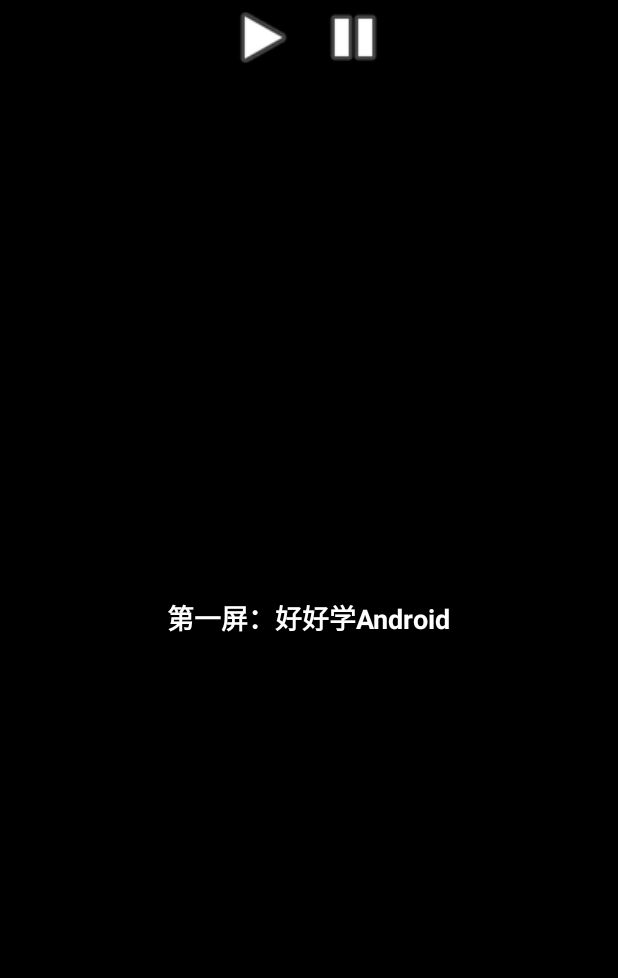
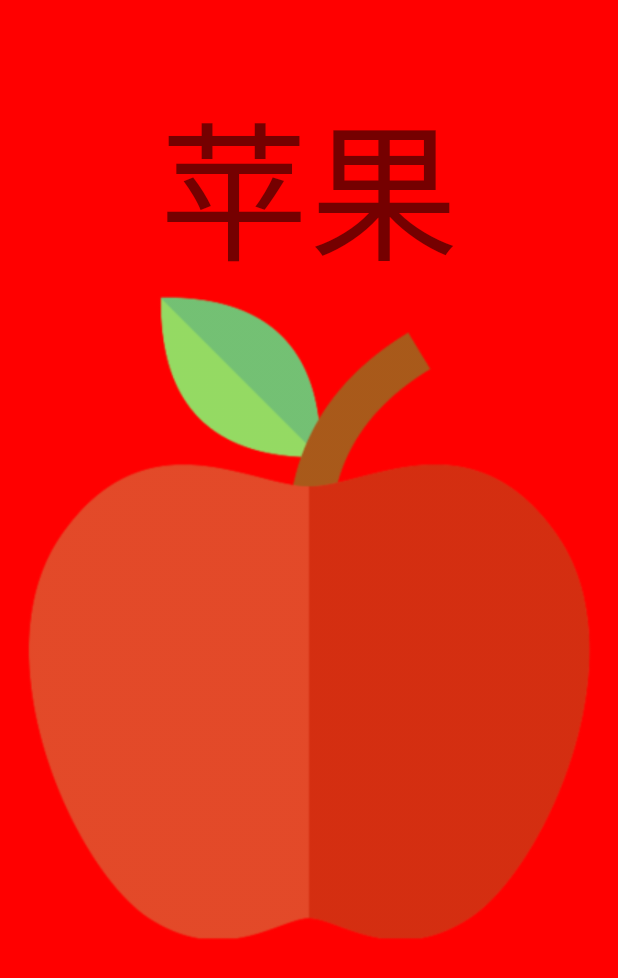
Before and after one commit to hust-MC/AndroidTutorial, an Android app: the screen it shows after launch (MainActivity), on a phone screen of 412 x 824 dp. Shown: the top 978 px of the screen. Run offline under Robolectric (Android 15) with nearby library versions, the light colour scheme and no system bars.

Commit message:
【35】【截稿】页面视图：ViewPager

```diff
--- a/app/src/main/java/com/emercy/myapplication/MainActivity.java
+++ b/app/src/main/java/com/emercy/myapplication/MainActivity.java
@@ -3,78 +3,71 @@ package com.emercy.myapplication;
 
 import android.app.Activity;
 import android.content.Context;
+import android.graphics.Color;
 import android.os.Bundle;
+import android.view.LayoutInflater;
 import android.view.MotionEvent;
 import android.view.View;
+import android.widget.ImageView;
+import android.widget.TextView;
 import android.widget.Toast;
 import android.widget.ViewFlipper;
+
+import androidx.viewpager.widget.ViewPager;
+
+import org.w3c.dom.Text;
+
+import java.util.ArrayList;
+import java.util.List;
 
 
 public class MainActivity extends Activity {
 
-    private ViewFlipper mViewFlipper;
-    private Context mContext;
-    private float initialX;
+    private ViewPager mViewPager;
+    private String[] mTitle = new String[]{"苹果", "香蕉", "荔枝"};
+    private List<View> mView = new ArrayList<>();
 
     @Override
     protected void onCreate(Bundle savedInstanceState) {
         super.onCreate(savedInstanceState);
         setContentView(R.layout.activity_main);
-        mContext = this;
-        mViewFlipper = findViewById(R.id.view_flipper);
 
-        findViewById(R.id.play).setOnClickListener(new View.OnClickListener() {
+        final TextView tv = findViewById(R.id.text);
+        mViewPager = findViewById(R.id.view_pager);
+        mViewPager.setOnPageChangeListener(new ViewPager.OnPageChangeListener() {
             @Override
-            public void onClick(View view) {
-                mViewFlipper.setAutoStart(true);
-                mViewFlipper.setInAnimation(mContext, R.anim.in_from_right);
-                mViewFlipper.setOutAnimation(mContext, R.anim.out_from_left);
-                mViewFlipper.setFlipInterval(2000);
-                mViewFlipper.startFlipping();
-                Toast.makeText(MainActivity.this,
-                        "启动自动播放", Toast.LENGTH_SHORT).show();
+            public void onPageScrolled(int position, float positionOffset, int positionOffsetPixels) {
+
+            }
+
+            @Override
+            public void onPageSelected(int position) {
+                tv.setText(mTitle[position]);
+            }
+
+            @Override
+            public void onPageScrollStateChanged(int state) {
+
             }
         });
 
+        ImageView view1 = (ImageView) LayoutInflater.from(this).inflate(R.layout.list_item, null);
+        view1.setBackgroundColor(Color.RED);
+        view1.setImageResource(R.drawable.apple);
+        mView.add(view1);
 
-        findViewById(R.id.stop).setOnClickListener(new View.OnClickListener() {
-            @Override
-            public void onClick(View view) {
-                mViewFlipper.stopFlipping();
-                Toast.makeText(MainActivity.this,
-                        "停止自动播放", Toast.LENGTH_SHORT).show();
-            }
-        });
+        ImageView view2 = (ImageView) LayoutInflater.from(this).inflate(R.layout.list_item, null);
+        view2.setBackgroundColor(Color.GREEN);
+        view2.setImageResource(R.drawable.banana);
+        mView.add(view2);
+
+        ImageView view3 = (ImageView) LayoutInflater.from(this).inflate(R.layout.list_item, null);
+        view3.setBackgroundColor(Color.BLUE);
+        view3.setImageResource(R.drawable.lychee);
+        mView.add(view3);
+
+        mViewPager.setAdapter(new MyAdapter(mView));
+        tv.setText(mTitle[0]);
 
     }
-
-    @Override
-    public boolean onTouchEvent(MotionEvent touchEvent) {
-        switch (touchEvent.getAction()) {
-            case MotionEvent.ACTION_DOWN:
-                // 记录滑动初始坐标
-                initialX = touchEvent.getX();
-                break;
-            case MotionEvent.ACTION_UP:
-                // 记录滑动结束坐标
-                float finalX = touchEvent.getX();
-                if (initialX > finalX) {
-                    // 初始坐标大于结束坐标，说明为左滑，则播放下一页
-                    if (mViewFlipper.getDisplayedChild() != 2) {
-                        mViewFlipper.setInAnimation(mContext, R.anim.in_from_right);
-                        mViewFlipper.setOutAnimation(mContext, R.anim.out_from_left);
-                        mViewFlipper.showNext();
-                    }
-                } else {
-                    // 初始坐标不大于结束坐标，说明为右滑，则播放上一页
-                    if (mViewFlipper.getDisplayedChild() != 0) {
-                        mViewFlipper.setInAnimation(mContext, R.anim.in_from_left);
-                        mViewFlipper.setOutAnimation(mContext, R.anim.out_from_right);
-                        mViewFlipper.showPrevious();
-                    }
-                }
-                break;
-        }
-        return false;
-    }
 }
--- a/app/src/main/java/com/emercy/myapplication/MyAdapter.java
+++ b/app/src/main/java/com/emercy/myapplication/MyAdapter.java
@@ -1,55 +1,41 @@
-//package com.emercy.myapplication;
-//
-//import android.content.Context;
-//import android.view.LayoutInflater;
-//import android.view.View;
-//import android.view.ViewGroup;
-//import android.widget.BaseAdapter;
-//import android.widget.ImageView;
-//import android.widget.TextView;
-//
-//
-//public class MyAdapter extends BaseAdapter {
-//
-//    private Context mContext;
-//    private String[] mName;
-//    private int[] mResId;
-//
-//    public MyAdapter(Context context) {
-//        mContext = context;
-//    }
-//
-//    public void setData(String[] name, int[] resId) {
-//        mName = name;
-//        mResId = resId;
-//    }
-//
-//
-//    @Override
-//    public int getCount() {
-//        return mName.length * 10;
-//    }
-//
-//    @Override
-//    public Object getItem(int position) {
-//        return null;
-//    }
-//
-//    @Override
-//    public long getItemId(int position) {
-//        return position;
-//    }
-//
-//    @Override
-//    public View getView(int position, View convertView, ViewGroup parent) {
-//        // 针对convertView做一个简单的优化
-//        if (convertView == null) {
-//            convertView = LayoutInflater.from(mContext).inflate(R.layout.list_view, null);
-//        }
-//        TextView name = convertView.findViewById(R.id.textView);
-//        ImageView image = convertView.findViewById(R.id.imageView);
-//        name.setText(mName[position % mName.length]);
-//        image.setImageResource(mResId[position % mResId.length]);
-//        return convertView;
-//    }
-//}
+package com.emercy.myapplication;
+
+import android.view.View;
+import android.view.ViewGroup;
+
+import androidx.annotation.NonNull;
+import androidx.viewpager.widget.PagerAdapter;
+
+import java.util.List;
+
+public class MyAdapter extends PagerAdapter {
+
+
+    private final List<View> mView;
+
+    public MyAdapter(List<View> view) {
+        mView = view;
+    }
+
+    @NonNull
+    @Override
+    public Object instantiateItem(@NonNull ViewGroup container, int position) {
+        container.addView(mView.get(position));
+        return mView.get(position);
+    }
+
+    @Override
+    public void destroyItem(@NonNull ViewGroup container, int position, @NonNull Object object) {
+        container.removeView(mView.get(position));
+    }
+
+    @Override
+    public int getCount() {
+        return mView.size();
+    }
+
+    @Override
+    public boolean isViewFromObject(@NonNull View view, @NonNull Object object) {
+        return view == object;
+    }
+}
--- a/app/src/main/res/layout/activity_main.xml
+++ b/app/src/main/res/layout/activity_main.xml
@@ -5,104 +5,18 @@
     android:layout_height="match_parent"
     tools:showIn="@layout/activity_main">
 
-    <ViewFlipper
-        android:id="@+id/view_flipper"
-        android:layout_width="fill_parent"
-        android:layout_height="fill_parent"
-        android:inAnimation="@anim/in_from_right"
-        android:outAnimation="@anim/out_from_left">
 
-        <RelativeLayout
-            android:layout_width="fill_parent"
-            android:layout_height="fill_parent">
+    <androidx.viewpager.widget.ViewPager
+        android:id="@+id/view_pager"
+        android:layout_width="match_parent"
+        android:layout_height="match_parent"/>
 
-            <ImageView
-                android:layout_width="fill_parent"
-                android:layout_height="fill_parent"
-                android:layout_gravity="center"
-                android:adjustViewBounds="true"
-                android:background="@android:color/black"
-                android:scaleType="centerCrop" />
-
-            <TextView
-                android:layout_width="wrap_content"
-                android:layout_height="wrap_content"
-                android:layout_centerHorizontal="true"
-                android:layout_centerVertical="true"
-                android:gravity="center"
-                android:text="第一屏：好好学Android"
-                android:textColor="@android:color/white"
-                android:textSize="18dp"
-                android:textStyle="bold" />
-        </RelativeLayout>
-
-        <RelativeLayout
-            android:layout_width="fill_parent"
-            android:layout_height="fill_parent">
-
-            <ImageView
-                android:layout_width="fill_parent"
-                android:layout_height="fill_parent"
-                android:layout_gravity="center"
-                android:adjustViewBounds="true"
-                android:background="@android:color/darker_gray"
-                android:scaleType="centerCrop" />
-
-            <TextView
-                android:layout_width="wrap_content"
-                android:layout_height="wrap_content"
-                android:layout_centerHorizontal="true"
-                android:layout_centerVertical="true"
-                android:gravity="center"
-                android:text="第二屏：在慕课网好好学Android"
-                android:textSize="18dp"
-                android:textStyle="bold" />
-        </RelativeLayout>
-
-        <RelativeLayout
-            android:layout_width="fill_parent"
-            android:layout_height="fill_parent">
-
-            <ImageView
-                android:layout_width="fill_parent"
-                android:layout_height="fill_parent"
-                android:layout_gravity="center"
-                android:adjustViewBounds="true"
-                android:background="@android:color/holo_green_light"
-                android:scaleType="centerCrop" />
-
-            <TextView
-                android:layout_width="wrap_content"
-                android:layout_height="wrap_content"
-                android:layout_centerHorizontal="true"
-                android:layout_centerVertical="true"
-                android:gravity="center"
-                android:text="第三屏：在慕课网跟着超哥好好学Android"
-                android:textSize="18dp"
-                android:textStyle="bold" />
-        </RelativeLayout>
-    </ViewFlipper>
-
-    <LinearLayout
-        android:layout_width="match_parent"
-        android:layout_height="50dp"
-        android:layout_alignParentTop="true"
-        android:gravity="center"
-        android:orientation="horizontal">
-
-        <Button
-            android:id="@+id/play"
-            android:layout_width="50dp"
-            android:layout_height="50dp"
-            android:layout_marginRight="10dp"
-            android:background="@android:drawable/ic_media_play" />
-
-        <Button
-            android:id="@+id/stop"
-            android:layout_width="50dp"
-            android:layout_height="50dp"
-            android:background="@android:drawable/ic_media_pause" />
-    </LinearLayout>
-
-
+    <TextView
+        android:text="Num"
+        android:textSize="100sp"
+        android:id="@+id/text"
+        android:layout_marginTop="50dp"
+        android:layout_centerHorizontal="true"
+        android:layout_width="wrap_content"
+        android:layout_height="wrap_content"/>
 </RelativeLayout>
--- a/app/src/main/res/layout/list_item.xml
+++ b/app/src/main/res/layout/list_item.xml
@@ -1,8 +1,4 @@
 <?xml version="1.0" encoding="utf-8"?>
-<TextView xmlns:android="http://schemas.android.com/apk/res/android"
-    android:id="@+id/expandedListItem"
-    android:layout_width="fill_parent"
-    android:layout_height="wrap_content"
-    android:paddingLeft="?android:attr/expandableListPreferredChildPaddingLeft"
-    android:paddingTop="10dp"
-    android:paddingBottom="10dp" />
+<ImageView xmlns:android="http://schemas.android.com/apk/res/android"
+    android:layout_width="match_parent"
+    android:layout_height="match_parent" />
```
Also changed, not shown: app/src/main/java/com/emercy/myapplication/MyExpandableListAdapter.java (+94 -94 lines).
